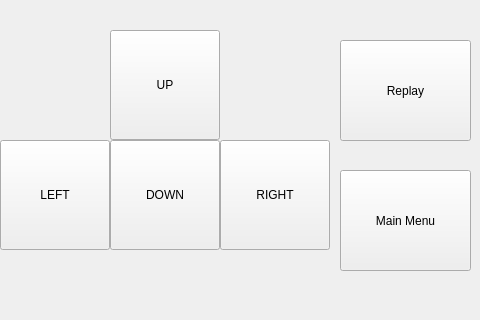
SweetWeeds/SIOR-Tangible-Media-Group, file source/UI/snake.ui: the form before one commit.
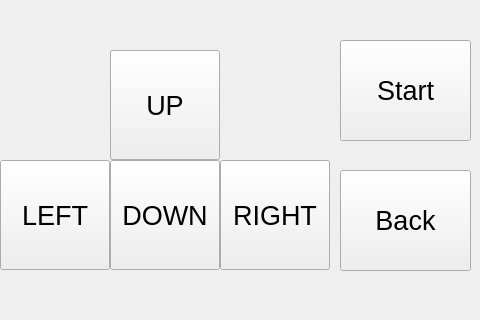
The form after the commit.

Commit message: UI 기본 틀 완성

Diff of the .ui file:
```diff
--- a/source/UI/snake.ui
+++ b/source/UI/snake.ui
@@ -33,11 +33,16 @@
    <property name="geometry">
     <rect>
      <x>110</x>
-     <y>30</y>
+     <y>50</y>
      <width>110</width>
      <height>110</height>
     </rect>
    </property>
+   <property name="font">
+    <font>
+     <pointsize>20</pointsize>
+    </font>
+   </property>
    <property name="text">
     <string>UP</string>
    </property>
@@ -46,11 +51,16 @@
    <property name="geometry">
     <rect>
      <x>110</x>
-     <y>140</y>
+     <y>160</y>
      <width>110</width>
      <height>110</height>
     </rect>
    </property>
+   <property name="font">
+    <font>
+     <pointsize>20</pointsize>
+    </font>
+   </property>
    <property name="text">
     <string>DOWN</string>
    </property>
@@ -59,11 +69,16 @@
    <property name="geometry">
     <rect>
      <x>0</x>
-     <y>140</y>
+     <y>160</y>
      <width>110</width>
      <height>110</height>
     </rect>
    </property>
+   <property name="font">
+    <font>
+     <pointsize>20</pointsize>
+    </font>
+   </property>
    <property name="text">
     <string>LEFT</string>
    </property>
@@ -72,11 +87,16 @@
    <property name="geometry">
     <rect>
      <x>220</x>
-     <y>140</y>
+     <y>160</y>
      <width>110</width>
      <height>110</height>
     </rect>
    </property>
+   <property name="font">
+    <font>
+     <pointsize>20</pointsize>
+    </font>
+   </property>
    <property name="text">
     <string>RIGHT</string>
    </property>
@@ -90,8 +110,13 @@
      <height>101</height>
     </rect>
    </property>
+   <property name="font">
+    <font>
+     <pointsize>20</pointsize>
+    </font>
+   </property>
    <property name="text">
-    <string>Replay</string>
+    <string>Start</string>
    </property>
   </widget>
   <widget class="QPushButton" name="mainMenuButton">
@@ -103,8 +128,13 @@
      <height>101</height>
     </rect>
    </property>
+   <property name="font">
+    <font>
+     <pointsize>20</pointsize>
+    </font>
+   </property>
    <property name="text">
-    <string>Main Menu</string>
+    <string>Back</string>
    </property>
   </widget>
  </widget>
```
Left out of the diff: 7 changed lines with no effect on the pictures. The commit also changes 7 other files.
